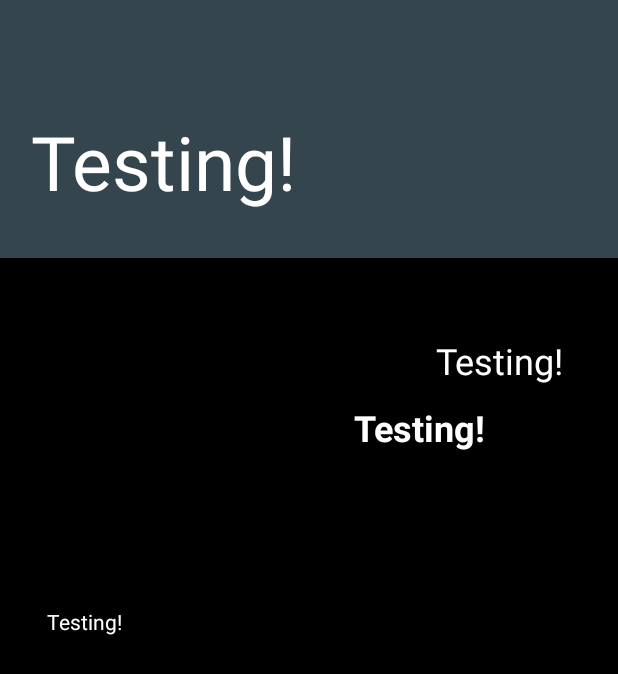
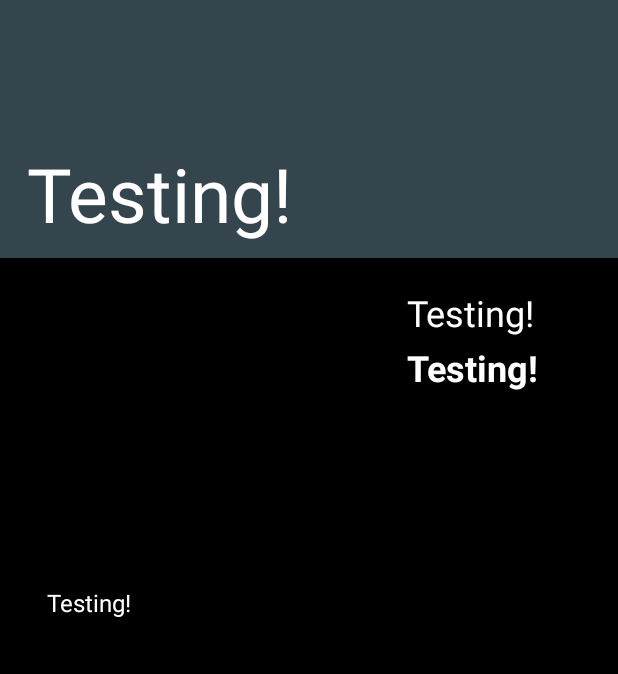
Before and after one commit to diazagasatya/PopularMovieBeta, an Android app: the layout activity_detail.xml on its own in the app's theme, with its tools: preview values and no code run, on a phone screen of 412 x 824 dp. Shown: the top 674 px of the screen. Run offline under Robolectric (Android 15) with nearby library versions, the phone set to English and light mode, and no system bars.

Commit message:
Activity Detail Layout UI updated.

```diff
--- a/app/src/main/res/layout/activity_detail.xml
+++ b/app/src/main/res/layout/activity_detail.xml
@@ -11,16 +11,12 @@
         android:id="@+id/tv_ratings"
         android:layout_width="wrap_content"
         android:layout_height="wrap_content"
-        android:layout_marginEnd="88dp"
-        android:layout_marginStart="8dp"
-        android:layout_marginTop="12dp"
+        android:layout_marginTop="4dp"
         android:text="@string/layout_testing"
         android:textAlignment="textStart"
         android:textColor="#FFFFFF"
         android:textSize="24sp"
         android:textStyle="bold"
-        app:layout_constraintEnd_toEndOf="parent"
-        app:layout_constraintHorizontal_bias="1.0"
         app:layout_constraintStart_toStartOf="@+id/tv_release_date"
         app:layout_constraintTop_toBottomOf="@+id/tv_release_date" />
 
@@ -44,26 +40,26 @@
         android:layout_marginStart="8dp"
         android:text="@string/layout_testing"
         android:textAlignment="center"
+        android:textColor="#FFFFFF"
         android:textSize="50sp"
-        android:textColor="#FFFFFF"
         app:layout_constraintBottom_toBottomOf="@+id/title_background"
         app:layout_constraintEnd_toEndOf="@+id/title_background"
-        app:layout_constraintHorizontal_bias="0.06"
+        app:layout_constraintHorizontal_bias="0.049"
         app:layout_constraintStart_toStartOf="@+id/title_background"
         app:layout_constraintTop_toTopOf="@+id/title_background"
-        app:layout_constraintVertical_bias="0.768" />
+        app:layout_constraintVertical_bias="0.989" />
 
     <TextView
         android:id="@+id/tv_release_date"
         android:layout_width="wrap_content"
         android:layout_height="wrap_content"
-        android:layout_marginEnd="36dp"
-        android:layout_marginTop="52dp"
+        android:layout_marginStart="16dp"
+        android:layout_marginTop="20dp"
         android:text="@string/layout_testing"
         android:textAlignment="textStart"
         android:textColor="#FFFFFF"
         android:textSize="24sp"
-        app:layout_constraintEnd_toEndOf="parent"
+        app:layout_constraintStart_toEndOf="@+id/iv_movie_poster"
         app:layout_constraintTop_toBottomOf="@+id/title_background" />
 
     <TextView
@@ -73,9 +69,10 @@
         android:layout_marginBottom="8dp"
         android:layout_marginEnd="8dp"
         android:layout_marginStart="8dp"
-        android:textColor="#FFFFFF"
         android:layout_marginTop="8dp"
         android:text="@string/layout_testing"
+        android:textColor="#FFFFFF"
+        android:textSize="16sp"
         app:layout_constraintBottom_toBottomOf="parent"
         app:layout_constraintEnd_toEndOf="parent"
         app:layout_constraintStart_toStartOf="parent"
@@ -84,10 +81,10 @@
 
     <ImageView
         android:id="@+id/iv_movie_poster"
-        android:layout_width="183dp"
-        android:layout_height="188dp"
+        android:layout_width="239dp"
+        android:layout_height="181dp"
         android:layout_marginStart="16dp"
-        android:layout_marginTop="16dp"
+        android:layout_marginTop="8dp"
         android:contentDescription="@string/layout_testing"
         android:textColor="#FFFFFF"
         app:layout_constraintStart_toStartOf="parent"
```
